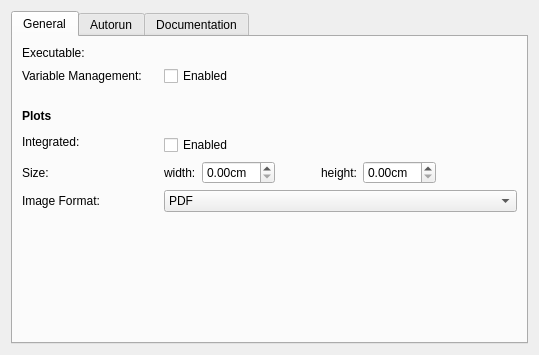
KDE/cantor, file src/backends/maxima/settings.ui: the form before one commit.
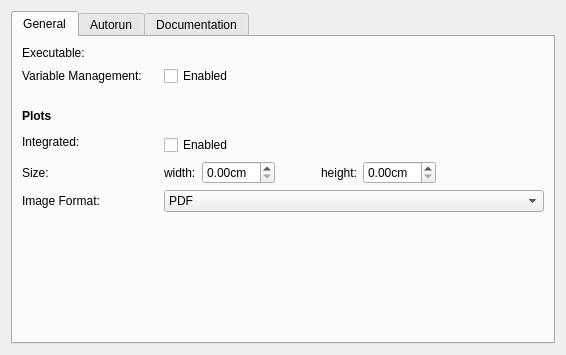
The form after the commit. Custom widgets are drawn as their Qt base class.

Commit message:
[sage] allow to specify plot format and size in the application settings.
fix #7

```diff
--- a/src/backends/maxima/settings.ui
+++ b/src/backends/maxima/settings.ui
@@ -6,7 +6,7 @@
    <rect>
     <x>0</x>
     <y>0</y>
-    <width>539</width>
+    <width>566</width>
     <height>355</height>
    </rect>
   </property>
@@ -61,13 +61,6 @@
          </property>
         </widget>
        </item>
-       <item row="4" column="0" rowspan="2" colspan="3">
-        <widget class="QLabel" name="lPlotIntegration">
-         <property name="text">
-          <string>Integrated:</string>
-         </property>
-        </widget>
-       </item>
        <item row="5" column="2">
         <widget class="QCheckBox" name="kcfg_integratePlots">
          <property name="toolTip">
@@ -221,6 +214,13 @@
          </property>
         </spacer>
        </item>
+       <item row="4" column="0" rowspan="2" colspan="2">
+        <widget class="QLabel" name="lPlotIntegration">
+         <property name="text">
+          <string>Integrated:</string>
+         </property>
+        </widget>
+       </item>
       </layout>
      </widget>
      <widget class="QWidget" name="tabAutorun">
```
The commit also changes 8 other files.
